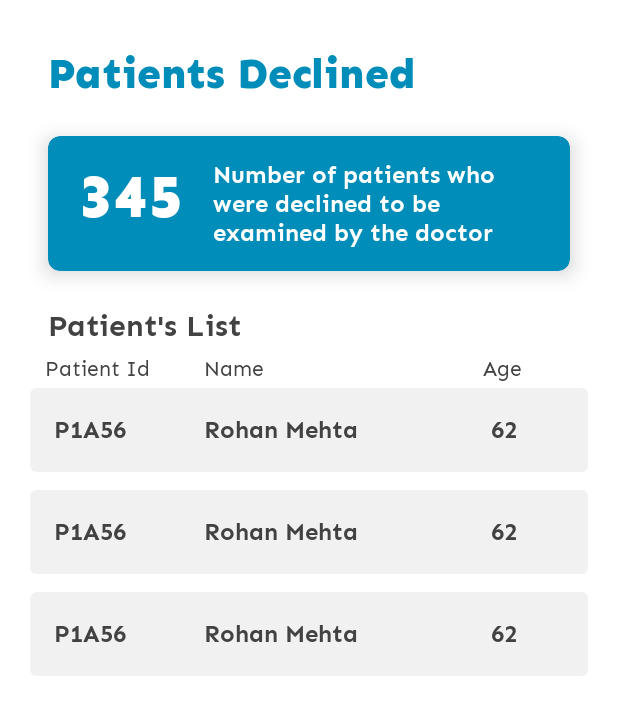
After one commit to jhavidit/covid-project-kotlin, an Android app: the layout fragment_patient_declined.xml on its own in the app's theme, with its tools: preview values and no code run, on a phone screen of 412 x 824 dp. The commit adds this screen. Shown: the top 715 px of the screen. Run offline under Robolectric (Android 15) with nearby library versions, the phone set to English and light mode, and no system bars.

Commit message:
Added Patient Declined Page UI

```diff
--- a/app/src/main/res/layout/activity_main.xml
+++ b/app/src/main/res/layout/activity_main.xml
@@ -43,7 +43,7 @@
                 app:bt_title="Pending" />
 
             <com.gauravk.bubblenavigation.BubbleToggleView
-                android:id="@+id/toggle_complete"
+                android:id="@+id/toggle_declined"
                 android:layout_width="0dp"
                 android:layout_height="wrap_content"
                 android:layout_weight="1"
@@ -53,7 +53,7 @@
                 app:bt_colorActive="@color/colorPrimary"
                 app:bt_colorInactive="@color/colorPrimary"
                 app:bt_icon="@drawable/icon_complete"
-                app:bt_title="Complete" />
+                app:bt_title="Declined" />
 
             <com.gauravk.bubblenavigation.BubbleToggleView
                 android:id="@+id/toggle_profile"
--- /dev/null
+++ b/app/src/main/res/layout/fragment_patient_declined.xml
@@ -0,0 +1,130 @@
+<?xml version="1.0" encoding="utf-8"?>
+<layout xmlns:android="http://schemas.android.com/apk/res/android"
+    xmlns:app="http://schemas.android.com/apk/res-auto"
+    xmlns:tools="http://schemas.android.com/tools">
+
+    <ScrollView
+        android:layout_width="match_parent"
+        android:layout_height="match_parent">
+
+        <RelativeLayout
+            android:layout_width="match_parent"
+            android:layout_height="wrap_content"
+            tools:context=".PatientDeclinedFragment">
+
+            <TextView
+                android:id="@+id/dp_text"
+                android:layout_width="wrap_content"
+                android:layout_height="wrap_content"
+                android:layout_marginStart="32dp"
+                android:layout_marginLeft="32dp"
+                android:layout_marginTop="32dp"
+                android:fontFamily="@font/sen_extrabold"
+                android:text="Patients Declined"
+                android:textColor="#008DB9"
+                android:textSize="28sp" />
+
+            <androidx.cardview.widget.CardView
+                android:id="@+id/examine_pending_card"
+                android:layout_width="wrap_content"
+                android:layout_height="wrap_content"
+                android:layout_below="@id/dp_text"
+                android:layout_marginLeft="32dp"
+                android:layout_marginTop="24dp"
+                android:layout_marginRight="32dp"
+                android:layout_marginBottom="12dp"
+                app:cardBackgroundColor="#008DB9"
+                app:cardCornerRadius="8dp"
+                app:cardElevation="8dp">
+
+                <LinearLayout
+                    android:layout_width="wrap_content"
+                    android:layout_height="wrap_content"
+                    android:orientation="horizontal"
+                    android:padding="16dp">
+
+                    <TextView
+                        android:layout_width="wrap_content"
+                        android:layout_height="wrap_content"
+                        android:layout_marginStart="4dp"
+                        android:layout_marginLeft="4dp"
+                        android:fontFamily="@font/sen_extrabold"
+                        android:text="@string/_345"
+                        android:textColor="#fff"
+                        android:textSize="40sp" />
+
+                    <TextView
+                        android:layout_width="wrap_content"
+                        android:layout_height="wrap_content"
+                        android:layout_gravity="center_vertical"
+                        android:layout_marginStart="20dp"
+                        android:layout_marginLeft="20dp"
+                        android:fontFamily="@font/sen_bold"
+                        android:text="Number of patients who were declined to be examined by the doctor"
+                        android:textColor="#fff"
+                        android:textSize="16sp" />
+                </LinearLayout>
+            </androidx.cardview.widget.CardView>
+
+            <TextView
+                android:id="@+id/text3"
+                android:layout_width="wrap_content"
+                android:layout_height="wrap_content"
+                android:layout_below="@id/examine_pending_card"
+                android:layout_marginLeft="32dp"
+                android:layout_marginTop="12dp"
+                android:layout_marginRight="32dp"
+                android:fontFamily="@font/sen_bold"
+                android:text="@string/patients_list"
+                android:textColor="#424242"
+                android:textSize="20sp" />
+
+            <LinearLayout
+                android:id="@+id/list_header"
+                android:layout_width="wrap_content"
+                android:layout_height="wrap_content"
+                android:layout_below="@id/text3"
+                android:layout_marginStart="30dp"
+                android:layout_marginLeft="30dp"
+                android:layout_marginTop="8dp"
+                android:orientation="horizontal">
+
+                <TextView
+                    android:layout_width="wrap_content"
+                    android:layout_height="wrap_content"
+                    android:fontFamily="@font/sen_regular"
+                    android:text="@string/patient_id"
+                    android:textColor="#424242" />
+
+                <TextView
+                    android:layout_width="wrap_content"
+                    android:layout_height="wrap_content"
+                    android:layout_marginStart="36dp"
+                    android:layout_marginLeft="36dp"
+                    android:fontFamily="@font/sen_regular"
+                    android:text="@string/name"
+                    android:textColor="#424242" />
+
+                <TextView
+                    android:layout_width="wrap_content"
+                    android:layout_height="wrap_content"
+                    android:layout_marginStart="146dp"
+                    android:layout_marginLeft="146dp"
+                    android:fontFamily="@font/sen_regular"
+                    android:text="@string/age"
+                    android:textColor="#424242" />
+            </LinearLayout>
+
+            <androidx.recyclerview.widget.RecyclerView
+                android:id="@+id/recycler_view"
+                android:layout_width="match_parent"
+                android:layout_height="wrap_content"
+                android:layout_below="@id/list_header"
+                android:layout_marginLeft="20dp"
+                android:layout_marginTop="4dp"
+                android:layout_marginRight="20dp"
+                tools:listitem="@layout/item_view_patient_declined" />
+
+        </RelativeLayout>
+    </ScrollView>
+</layout>
--- /dev/null
+++ b/app/src/main/res/layout/item_view_patient_declined.xml
@@ -0,0 +1,57 @@
+<?xml version="1.0" encoding="utf-8"?>
+<layout xmlns:android="http://schemas.android.com/apk/res/android"
+    xmlns:app="http://schemas.android.com/apk/res-auto">
+
+    <androidx.cardview.widget.CardView
+        android:id="@+id/patient_card"
+        android:layout_width="match_parent"
+        android:layout_height="56dp"
+        android:layout_marginBottom="12dp"
+        app:cardBackgroundColor="#F1F1F1"
+        app:cardCornerRadius="4dp"
+        app:cardElevation="0dp">
+
+        <LinearLayout
+            android:layout_width="match_parent"
+            android:layout_height="match_parent"
+            android:orientation="horizontal"
+            android:paddingLeft="16dp"
+            android:paddingRight="16dp">
+
+            <TextView
+                android:id="@+id/patient_id"
+                android:layout_width="60dp"
+                android:layout_height="wrap_content"
+                android:layout_gravity="center_vertical"
+                android:fontFamily="@font/sen_bold"
+                android:text="@string/p1a56"
+                android:textColor="#424242"
+                android:textSize="16sp" />
+
+            <TextView
+                android:id="@+id/patient_name"
+                android:layout_width="145dp"
+                android:layout_height="wrap_content"
+                android:layout_gravity="center_vertical"
+                android:layout_marginStart="40dp"
+                android:layout_marginLeft="40dp"
+                android:fontFamily="@font/sen_bold"
+                android:text="@string/rohan_mehta"
+                android:textColor="#424242"
+                android:textSize="16sp" />
+
+            <TextView
+                android:id="@+id/patient_age"
+                android:layout_width="wrap_content"
+                android:layout_height="wrap_content"
+                android:layout_gravity="center_vertical"
+                android:layout_marginStart="46dp"
+                android:layout_marginLeft="46dp"
+                android:fontFamily="@font/sen_bold"
+                android:text="@string/_62"
+                android:textColor="#424242"
+                android:textSize="16sp" />
+        </LinearLayout>
+
+    </androidx.cardview.widget.CardView>
+</layout>
```
Also changed, not shown: app/src/main/java/com/dsckiet/covidtracker/DiagnosisCompleteFragment.kt (deleted, +0 -15 lines), app/src/main/java/com/dsckiet/covidtracker/MainActivity.kt (+4 -4 lines), app/src/main/java/com/dsckiet/covidtracker/PatientDeclinedAdapter.kt (added, +36 -0 lines), app/src/main/java/com/dsckiet/covidtracker/PatientDeclinedFragment.kt (added, +38 -0 lines), app/src/main/res/layout/fragment_diagnosis_complete.xml (deleted, +0 -27 lines), app/src/main/res/navigation/navigation.xml (+12 -9 lines).
